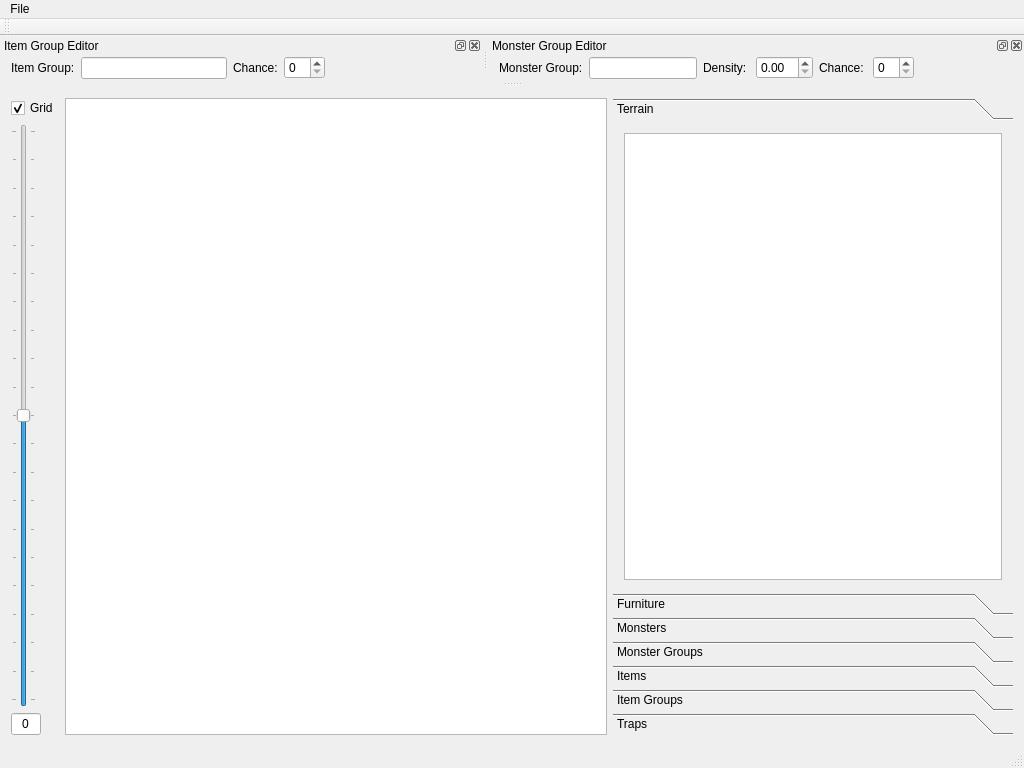
Qt form buildingeditor.ui (vache/BuildingEditor) before a commit.
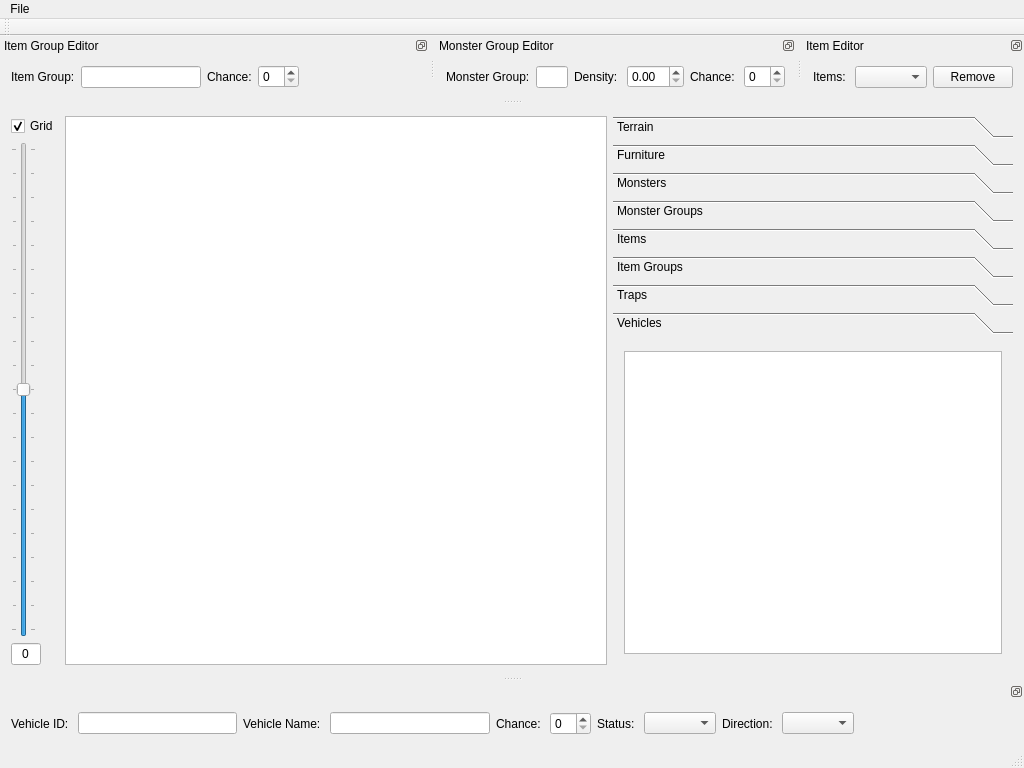
The same form after that commit. The open tabs and pages were chosen to show the change. Custom widgets are drawn as their Qt base class.

Commit message: all nonspecial features mostly working, basic object editors in

```diff
--- a/buildingeditor.ui
+++ b/buildingeditor.ui
@@ -49,7 +49,7 @@
        <number>5</number>
       </property>
       <property name="tabSpacing">
-       <number>2</number>
+       <number>6</number>
       </property>
       <widget class="QWidget" name="terrainPage">
        <property name="geometry">
@@ -57,7 +57,7 @@
          <x>0</x>
          <y>0</y>
          <width>400</width>
-         <height>475</height>
+         <height>356</height>
         </rect>
        </property>
        <attribute name="label">
@@ -177,6 +177,16 @@
         </item>
        </layout>
       </widget>
+      <widget class="QWidget" name="vehiclePage">
+       <attribute name="label">
+        <string>Vehicles</string>
+       </attribute>
+       <layout class="QVBoxLayout" name="verticalLayout_9">
+        <item>
+         <widget class="QListWidget" name="vehicleWidget"/>
+        </item>
+       </layout>
+      </widget>
      </widget>
     </item>
     <item row="0" column="1">
@@ -282,7 +292,7 @@
     </size>
    </property>
    <property name="features">
-    <set>QDockWidget::AllDockWidgetFeatures</set>
+    <set>QDockWidget::DockWidgetFloatable|QDockWidget::DockWidgetMovable</set>
    </property>
    <property name="windowTitle">
     <string>Item Group Editor</string>
@@ -342,6 +352,9 @@
    </widget>
   </widget>
   <widget class="QDockWidget" name="monsterGroupEditor">
+   <property name="features">
+    <set>QDockWidget::DockWidgetFloatable|QDockWidget::DockWidgetMovable</set>
+   </property>
    <property name="windowTitle">
     <string>Monster Group Editor</string>
    </property>
@@ -406,6 +419,134 @@
     </layout>
    </widget>
   </widget>
+  <widget class="QDockWidget" name="itemEditor">
+   <property name="features">
+    <set>QDockWidget::DockWidgetFloatable|QDockWidget::DockWidgetMovable</set>
+   </property>
+   <property name="windowTitle">
+    <string>Item Editor</string>
+   </property>
+   <attribute name="dockWidgetArea">
+    <number>4</number>
+   </attribute>
+   <widget class="QWidget" name="dockWidgetContents_4">
+    <layout class="QHBoxLayout" name="horizontalLayout_3">
+     <item>
+      <widget class="QLabel" name="label_6">
+       <property name="text">
+        <string>Items: </string>
+       </property>
+      </widget>
+     </item>
+     <item>
+      <widget class="QComboBox" name="itemList"/>
+     </item>
+     <item>
+      <widget class="QPushButton" name="itemDelete">
+       <property name="text">
+        <string>Remove</string>
+       </property>
+      </widget>
+     </item>
+     <item>
+      <spacer name="horizontalSpacer_3">
+       <property name="orientation">
+        <enum>Qt::Horizontal</enum>
+       </property>
+       <property name="sizeHint" stdset="0">
+        <size>
+         <width>40</width>
+         <height>20</height>
+        </size>
+       </property>
+      </spacer>
+     </item>
+    </layout>
+   </widget>
+  </widget>
+  <widget class="QDockWidget" name="vehicleEditor">
+   <property name="features">
+    <set>QDockWidget::DockWidgetFloatable|QDockWidget::DockWidgetMovable</set>
+   </property>
+   <attribute name="dockWidgetArea">
+    <number>8</number>
+   </attribute>
+   <widget class="QWidget" name="dockWidgetContents_5">
+    <layout class="QHBoxLayout" name="horizontalLayout_4">
+     <item>
+      <widget class="QLabel" name="label_8">
+       <property name="text">
+        <string>Vehicle ID: </string>
+       </property>
+      </widget>
+     </item>
+     <item>
+      <widget class="QLineEdit" name="vehicleID">
+       <property name="readOnly">
+        <bool>true</bool>
+       </property>
+      </widget>
+     </item>
+     <item>
+      <widget class="QLabel" name="label_7">
+       <property name="text">
+        <string>Vehicle Name: </string>
+       </property>
+      </widget>
+     </item>
+     <item>
+      <widget class="QLineEdit" name="vehicleName">
+       <property name="readOnly">
+        <bool>true</bool>
+       </property>
+      </widget>
+     </item>
+     <item>
+      <widget class="QLabel" name="label_10">
+       <property name="text">
+        <string>Chance: </string>
+       </property>
+      </widget>
+     </item>
+     <item>
+      <widget class="QSpinBox" name="vehicleChance"/>
+     </item>
+     <item>
+      <widget class="QLabel" name="label_9">
+       <property name="text">
+        <string>Status: </string>
+       </property>
+      </widget>
+     </item>
+     <item>
+      <widget class="QComboBox" name="vehicleStatus"/>
+     </item>
+     <item>
+      <widget class="QLabel" name="label_11">
+       <property name="text">
+        <string>Direction: </string>
+       </property>
+      </widget>
+     </item>
+     <item>
+      <widget class="QComboBox" name="vehicleDirection"/>
+     </item>
+     <item>
+      <spacer name="horizontalSpacer_4">
+       <property name="orientation">
+        <enum>Qt::Horizontal</enum>
+       </property>
+       <property name="sizeHint" stdset="0">
+        <size>
+         <width>40</width>
+         <height>20</height>
+        </size>
+       </property>
+      </spacer>
+     </item>
+    </layout>
+   </widget>
+  </widget>
   <action name="actionNew">
    <property name="text">
     <string>New</string>
```
Left out of the diff: 20 changed lines with no effect on the pictures. The commit also changes 19 other files.
